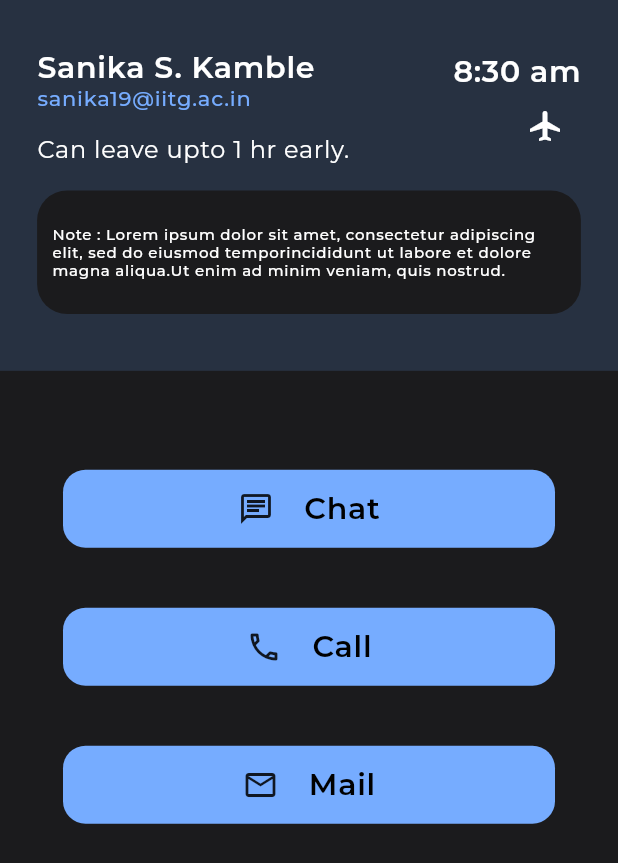
After one commit to tanisha-salvi/flutter_hacktober_2022, a Flutter app: the CampusOlaFive screen opened by its route, on a phone screen of 412 x 824 dp. The commit adds this screen. Shown: the top 863 px of the screen. Run offline on Flutter 3.47's test engine with Material 2 defaults, Android fonts, the phone set to English and light mode, and no system bars; our stand-ins replace cloud_firestore, firebase_auth, firebase_core, google_fonts; accounts and stored records are empty.

Commit message:
UI: ui for campus ola 5 page created and users redirected to this page from campus ola 1 page

```diff
--- a/lib/main.dart
+++ b/lib/main.dart
@@ -1,5 +1,7 @@
+import 'package:campus_ola/firebase_options.dart';
 import 'package:campus_ola/screens/auth/signin.dart';
 import 'package:campus_ola/screens/auth/signup.dart';
+import 'package:campus_ola/screens/campus_ola_5/campus_ola_five.dart';
 import 'package:campus_ola/screens/home_screen.dart';
 import 'package:campus_ola/stores/login_store.dart';
 import 'package:flutter/material.dart';
@@ -8,8 +10,8 @@ import 'package:provider/provider.dart';
 
 void main() async {
   WidgetsFlutterBinding.ensureInitialized();
-  await Firebase.initializeApp();
-  runApp(Provider(create: (_) => LoginStore(),child: const MyApp()));
+  await Firebase.initializeApp(options: DefaultFirebaseOptions.currentPlatform);
+  runApp(Provider(create: (_) => LoginStore(), child: const MyApp()));
 }
 
 class MyApp extends StatefulWidget {
@@ -25,9 +27,10 @@ class _MyAppState extends State<MyApp> {
     return MaterialApp(
       initialRoute: SignInScreen.id,
       routes: {
-        HomeScreen.id : (context) => const HomeScreen(),
-        SignupScreen.id : (context) => const SignupScreen(),
-        SignInScreen.id : (context) => const SignInScreen(),
+        HomeScreen.id: (context) => const HomeScreen(),
+        SignupScreen.id: (context) => const SignupScreen(),
+        SignInScreen.id: (context) => const SignInScreen(),
+        CampusOlaFive.id: (context) => const CampusOlaFive(),
       },
     );
   }
--- /dev/null
+++ b/lib/screens/campus_ola_5/campus_ola_five.dart
@@ -0,0 +1,193 @@
+import 'package:flutter/material.dart';
+import 'package:google_fonts/google_fonts.dart';
+
+import '../../widgets/custom_button.dart';
+
+class CampusOlaFive extends StatelessWidget {
+  static const id = "/campus-ola-five";
+  const CampusOlaFive({Key? key}) : super(key: key);
+
+  @override
+  Widget build(BuildContext context) {
+    return Scaffold(
+      backgroundColor: const Color(0xff1B1B1D),
+      body: SafeArea(
+        child: Column(
+          children: [
+            //Upper Column
+
+            Container(
+              height: MediaQuery.of(context).size.height * 0.30,
+              width: MediaQuery.of(context).size.width,
+              padding: EdgeInsets.symmetric(
+                vertical: MediaQuery.of(context).size.height * 0.04,
+                horizontal: MediaQuery.of(context).size.width * 0.06,
+              ),
+              color: const Color(0xff273141),
+              child: Column(
+                children: [
+                  //Info Row
+
+                  Row(
+                    mainAxisAlignment: MainAxisAlignment.spaceBetween,
+                    children: [
+                      //Left Column
+
+                      Column(
+                        crossAxisAlignment: CrossAxisAlignment.start,
+                        children: [
+                          //Name
+
+                          Text(
+                            'Sanika S. Kamble',
+                            style: GoogleFonts.montserrat(
+                              fontSize: 20.0,
+                              fontWeight: FontWeight.w600,
+                              letterSpacing: 0.5,
+                              color: Colors.white,
+                            ),
+                          ),
+
+                          //Email
+
+                          Text(
+                            'sanika19@iitg.ac.in',
+                            style: GoogleFonts.montserrat(
+                              fontSize: 14.0,
+                              fontWeight: FontWeight.w500,
+                              letterSpacing: 0.5,
+                              color: const Color(0xff76ACFF),
+                            ),
+                          ),
+
+                          //Departure Time
+
+                          SizedBox(
+                            height: MediaQuery.of(context).size.height * 0.02,
+                          ),
+
+                          Text(
+                            'Can leave upto 1 hr early.',
+                            style: GoogleFonts.montserrat(
+                              fontSize: 16.0,
+                              fontWeight: FontWeight.w400,
+                              letterSpacing: 0.5,
+                              color: Colors.white,
+                            ),
+                          ),
+                        ],
+                      ),
+
+                      //Right Column
+
+                      Column(
+                        crossAxisAlignment: CrossAxisAlignment.end,
+                        children: [
+                          //Time
+
+                          Text(
+                            '8:30 am',
+                            style: GoogleFonts.montserrat(
+                              fontSize: 20.0,
+                              fontWeight: FontWeight.w600,
+                              letterSpacing: 0.5,
+                              color: Colors.white,
+                            ),
+                          ),
+
+                          //Travel Mode Icon
+
+                          IconButton(
+                            onPressed: () {},
+                            icon: const Icon(
+                              Icons.airplanemode_active,
+                              color: Colors.white,
+                              size: 24,
+                            ),
+                          )
+                        ],
+                      ),
+                    ],
+                  ),
+
+                  SizedBox(
+                    height: MediaQuery.of(context).size.height * 0.02,
+                  ),
+                  //Info Box
+
+                  Container(
+                    alignment: Alignment.center,
+                    padding: const EdgeInsets.all(10),
+                    width: MediaQuery.of(context).size.width * 0.9,
+                    height: MediaQuery.of(context).size.height * 0.1,
+                    decoration: BoxDecoration(
+                      color: const Color(0xff1B1B1D),
+                      borderRadius: BorderRadius.circular(20),
+                    ),
+                    child: Text(
+                      'Note : Lorem ipsum dolor sit amet, consect'
+                      'etur adipiscing elit, sed do eiusmod tempor'
+                      'incididunt ut labore et dolore magna aliqua.'
+                      'Ut enim ad minim veniam, quis nostrud.',
+                      style: GoogleFonts.montserrat(
+                        fontSize: 10.0,
+                        fontWeight: FontWeight.w500,
+                        letterSpacing: 0.5,
+                        color: Colors.white,
+                      ),
+                    ),
+                  ),
+                ],
+              ),
+            ),
+
+            //Buttons Column
+
+            SizedBox(
+              height: MediaQuery.of(context).size.height * 0.04,
+            ),
+
+            Container(
+              width: MediaQuery.of(context).size.width,
+              padding: EdgeInsets.symmetric(
+                vertical: MediaQuery.of(context).size.height * 0.04,
+                horizontal: MediaQuery.of(context).size.width * 0.06,
+              ),
+              child: Column(
+                crossAxisAlignment: CrossAxisAlignment.center,
+                children: const [
+                  //Chats Button
+
+                  CustomButton(
+                    text: 'Chat',
+                    icon: Icons.chat_outlined,
+                  ),
+
+                  SizedBox(
+                    height: 40,
+                  ),
+
+                  //Call Button
+                  CustomButton(
+                    text: 'Call',
+                    icon: Icons.call_outlined,
+                  ),
+
+                  SizedBox(
+                    height: 40,
+                  ),
+
+                  //Mail Button
+                  CustomButton(
+                    text: 'Mail',
+                    icon: Icons.email_outlined,
+                  ),
+                ],
+              ),
+            ),
+          ],
+        ),
+      ),
+    );
+  }
+}
--- a/lib/screens/home_screen.dart
+++ b/lib/screens/home_screen.dart
@@ -1,4 +1,5 @@
 import 'package:campus_ola/models/post_model.dart';
+import 'package:campus_ola/screens/campus_ola_5/campus_ola_five.dart';
 import 'package:campus_ola/widgets/post_widget.dart';
 import 'package:flutter/material.dart';
 import 'package:google_fonts/google_fonts.dart';
@@ -16,15 +17,12 @@ class _HomeScreenState extends State<HomeScreen> {
   Widget build(BuildContext context) {
     return Scaffold(
       appBar: AppBar(
-        title: Text(
-            "Campus Ola",
+        title: Text("Campus Ola",
             style: GoogleFonts.montserrat(
                 fontSize: 20.0,
                 fontWeight: FontWeight.w500,
                 fontStyle: FontStyle.normal,
-              color: const Color.fromRGBO(253, 252, 255, 1)
-            )
-        ),
+                color: const Color.fromRGBO(253, 252, 255, 1))),
         actions: [
           Row(
             //mainAxisAlignment: MainAxisAlignment.spaceEvenly,
@@ -90,13 +88,18 @@ class _HomeScreenState extends State<HomeScreen> {
               ),
             ],
           ),
-          PostWidget(
+          GestureDetector(
+            onTap: () {
+              Navigator.pushNamed(context, CampusOlaFive.id);
+            },
+            child: PostWidget(
               post: Post(
                   name: "Sanika S. Kamble",
                   email: "sanika19@iitg.ac.in",
                   note: Post.oneHour,
                   mode: Post.airway,
                   time: "10.30 am"),
+            ),
           ),
           PostWidget(
             post: Post(
--- /dev/null
+++ b/lib/widgets/custom_button.dart
@@ -0,0 +1,43 @@
+import 'package:flutter/material.dart';
+import 'package:google_fonts/google_fonts.dart';
+
+class CustomButton extends StatelessWidget {
+  final String text;
+  final IconData icon;
+  const CustomButton({
+    Key? key,
+    required this.text,
+    required this.icon,
+  }) : super(key: key);
+
+  @override
+  Widget build(BuildContext context) {
+    return Container(
+      alignment: Alignment.center,
+      height: 52,
+      width: 328,
+      decoration: BoxDecoration(
+        color: const Color(0xff76ACFF),
+        borderRadius: BorderRadius.circular(15),
+      ),
+      child: Row(
+        mainAxisAlignment: MainAxisAlignment.center,
+        children: [
+          Icon(icon),
+          const SizedBox(
+            width: 20,
+          ),
+          Text(
+            text,
+            style: GoogleFonts.montserrat(
+              fontSize: 20.0,
+              fontWeight: FontWeight.w600,
+              letterSpacing: 0.5,
+              color: Colors.black,
+            ),
+          ),
+        ],
+      ),
+    );
+  }
+}
```
Also changed, not shown: lib/firebase_options.dart (added), pubspec.lock, 2 other files. Lines whose indentation alone changed are shown as unchanged.
